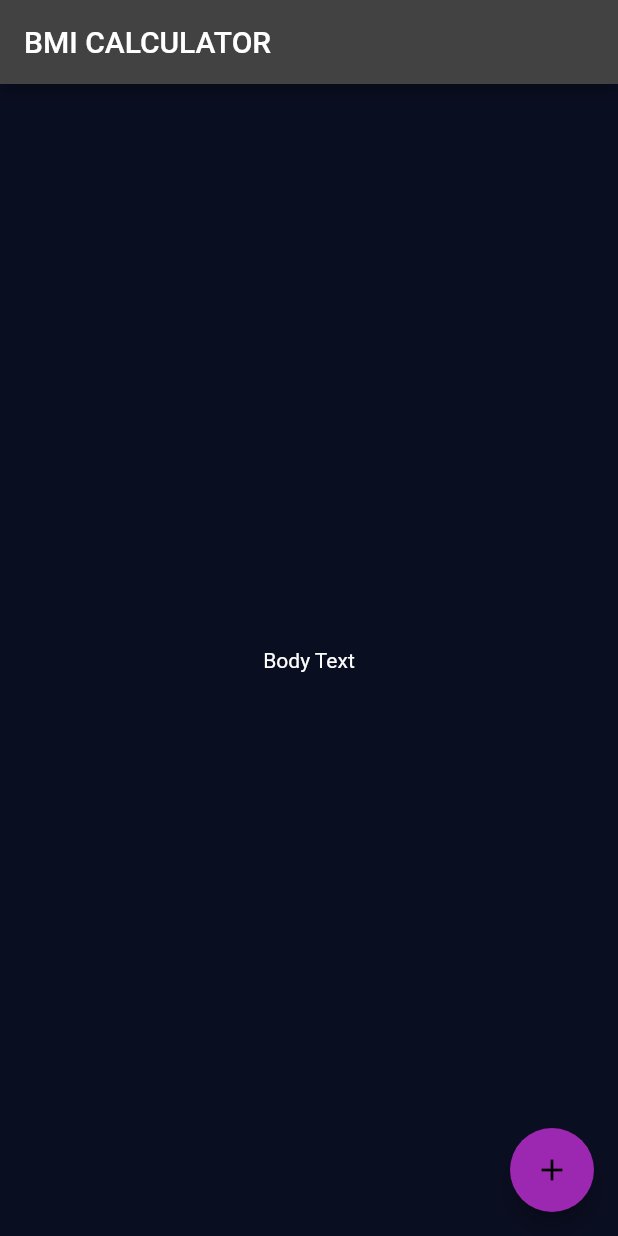
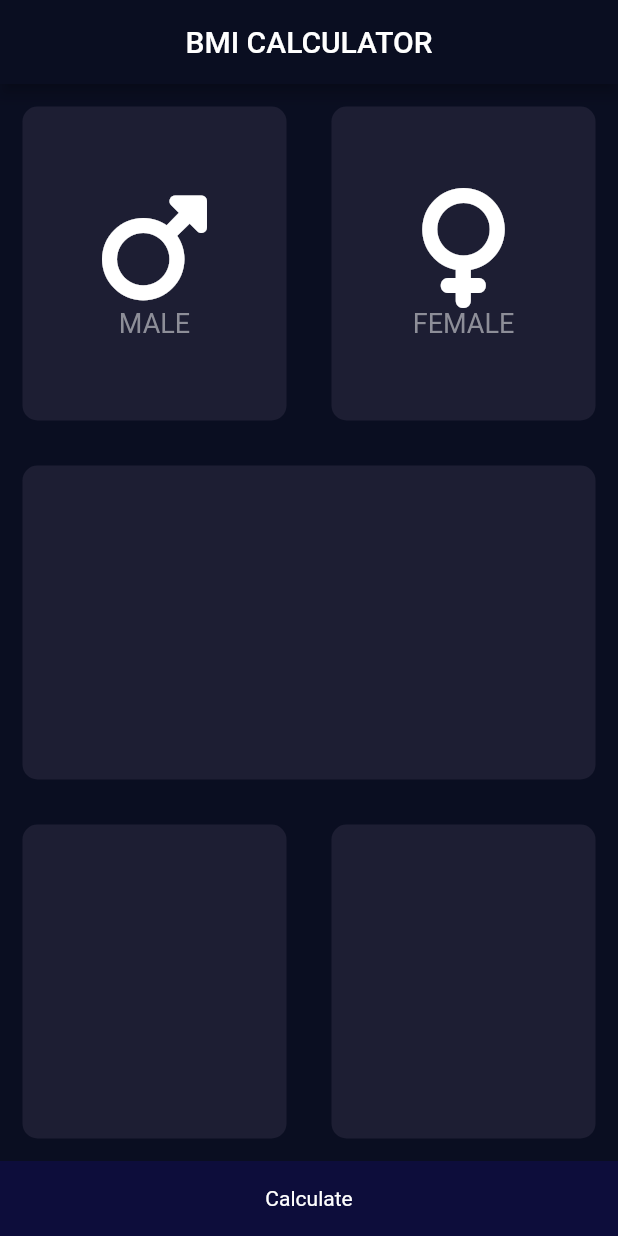
Before and after one commit to LordOlumide/BMI_Calculator, a Flutter app: the screen it shows after launch, on a phone screen of 412 x 824 dp. Run offline on Flutter 3.47's test engine with Material 2 defaults, Android fonts, the phone set to English and light mode, and no system bars; our stand-ins replace font_awesome_flutter.

Commit message:
input_page sketched

```diff
--- /dev/null
+++ b/lib/components/custom_card.dart
@@ -0,0 +1,20 @@
+import 'package:flutter/material.dart';
+
+class CustomCard extends StatelessWidget {
+  final Color colour;
+  final Widget? child;
+
+  CustomCard({required this.colour, this.child});
+
+  @override
+  Widget build(BuildContext context) {
+    return Container(
+      margin: EdgeInsets.all(15.0),
+      child: child,
+      decoration: BoxDecoration(
+        color: colour,
+        borderRadius: BorderRadius.circular(10.0),
+      ),
+    );
+  }
+}
--- a/lib/constants.dart
+++ b/lib/constants.dart
@@ -0,0 +1,7 @@
+import 'package:flutter/material.dart';
+
+const Color kActiveCardColour = Color(0xFF1D1E33);
+const TextStyle kInputPageFontStyle = TextStyle(
+  fontSize: 18.0,
+  color: Color(0xFF8D8E98),
+);
--- a/lib/main.dart
+++ b/lib/main.dart
@@ -8,10 +8,12 @@ class BMICalculator extends StatelessWidget {
   Widget build(BuildContext context) {
     return MaterialApp(
       theme: ThemeData.dark().copyWith(
-        primaryColor: Color(0xFF0A0E21),
+        appBarTheme: AppBarTheme(
+          color: Color(0xFF0A0E21),
+        ),
         scaffoldBackgroundColor: Color(0xFF0A0E21),
         floatingActionButtonTheme: FloatingActionButtonThemeData(
-          backgroundColor: Colors.purple,
+          backgroundColor: Colors.indigo,
         ),
       ),
       home: InputPage(),
--- a/lib/screens/input_page.dart
+++ b/lib/screens/input_page.dart
@@ -1,4 +1,8 @@
+import 'package:flutter/cupertino.dart';
 import 'package:flutter/material.dart';
+import 'package:font_awesome_flutter/font_awesome_flutter.dart';
+import 'package:bmi_calculator_reboot/constants.dart';
+import 'package:bmi_calculator_reboot/components/custom_card.dart';
 
 class InputPage extends StatefulWidget {
   @override
@@ -11,13 +15,83 @@ class _InputPageState extends State<InputPage> {
     return Scaffold(
       appBar: AppBar(
         title: Text('BMI CALCULATOR'),
+        centerTitle: true,
       ),
-      body: Center(
-        child: Text('Body Text'),
-      ),
-      floatingActionButton: FloatingActionButton(
-        onPressed: () {},
-        child: Icon(Icons.add),
+      body: Column(
+        children: [
+          Expanded(
+            child: Row(children: [
+              Expanded(
+                child: CustomCard(
+                  colour: kActiveCardColour,
+                  child: Column(
+                    mainAxisAlignment: MainAxisAlignment.center,
+                    children: const [
+                      Icon(
+                        FontAwesomeIcons.mars,
+                        size: 80.0,
+                      ),
+                      Text(
+                        'MALE',
+                        style: kInputPageFontStyle,
+                      ),
+                    ],
+                  ),
+                ),
+              ),
+              Expanded(
+                child: CustomCard(
+                  colour: kActiveCardColour,
+                  child: Column(
+                    mainAxisAlignment: MainAxisAlignment.center,
+                    children: const [
+                      Icon(
+                        FontAwesomeIcons.venus,
+                        size: 80.0,
+                      ),
+                      Text(
+                        'FEMALE',
+                        style: kInputPageFontStyle,
+                      ),
+                    ],
+                  ),
+                ),
+              ),
+            ]),
+          ),
+          Expanded(
+            child: CustomCard(
+              colour: kActiveCardColour,
+            ),
+          ),
+          Expanded(
+            child: Row(
+              children: [
+                Expanded(
+                  child: CustomCard(
+                    colour: kActiveCardColour,
+                  ),
+                ),
+                Expanded(
+                  child: CustomCard(
+                    colour: kActiveCardColour,
+                  ),
+                ),
+              ],
+            ),
+          ),
+          RawMaterialButton(
+            onPressed: null,
+            fillColor: Color(0xFF0D0D3B),
+            constraints: BoxConstraints(
+              minHeight: 50.0,
+              minWidth: double.infinity,
+            ),
+            child: Text(
+              'Calculate',
+            ),
+          )
+        ],
       ),
     );
   }
--- a/pubspec.yaml
+++ b/pubspec.yaml
@@ -11,6 +11,7 @@ dependencies:
   flutter:
     sdk: flutter
   cupertino_icons: ^1.0.2
+  font_awesome_flutter: ^10.1.0
 
 dev_dependencies:
   flutter_test:
```
Also changed, not shown: pubspec.lock.
